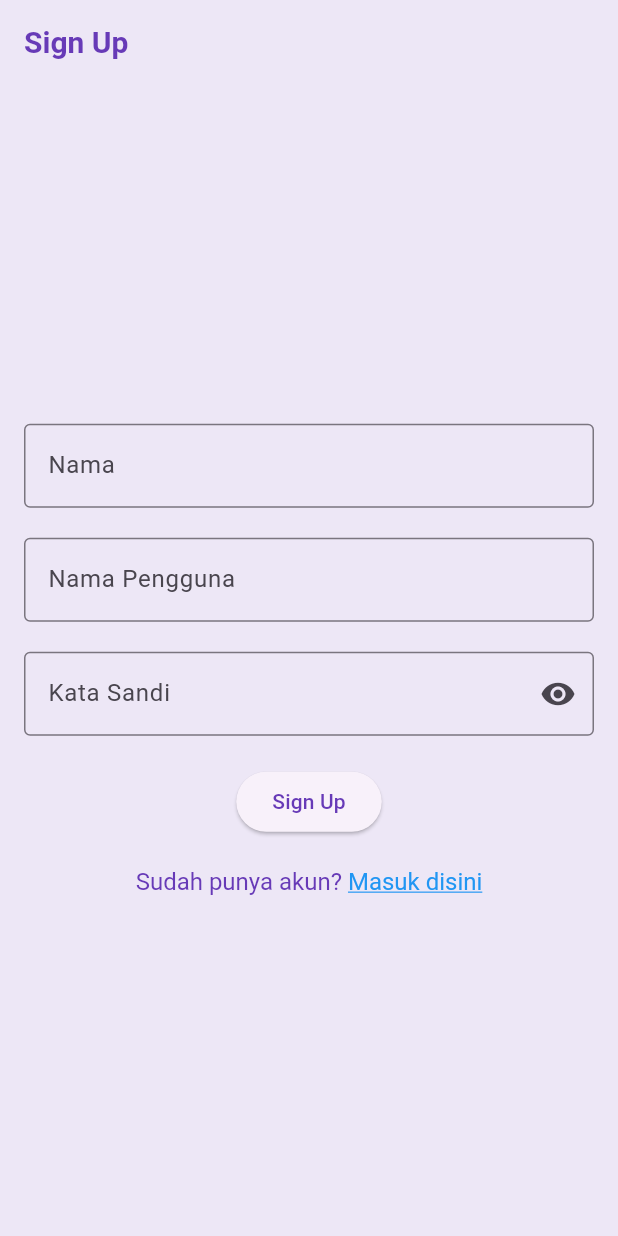
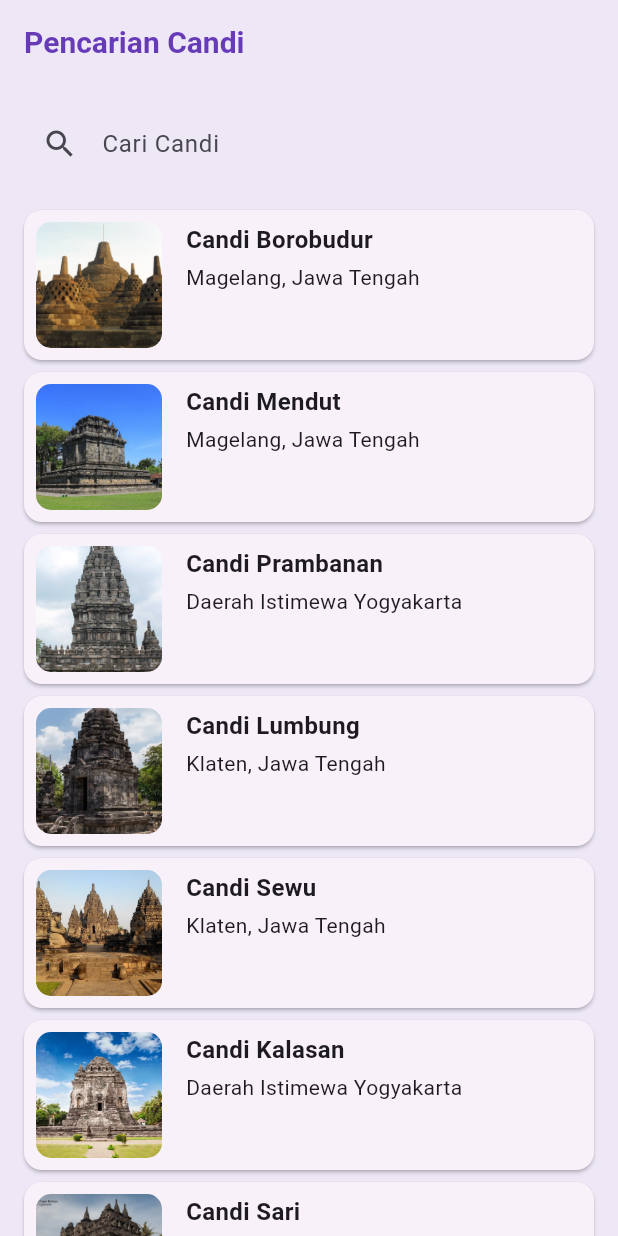
Before and after one commit to RifkiFahriansyah/11_WisataCandi_RifkiFahriansyah, a Flutter app: the screen it shows after launch, on a phone screen of 412 x 824 dp. Run offline on Flutter 3.47's test engine with Material 3 defaults, Android fonts, the phone set to English and light mode, and no system bars.

Commit message:
Search Screen

```diff
--- a/lib/data/candi_data.dart
+++ b/lib/data/candi_data.dart
@@ -1,4 +1,4 @@
-import 'package:wisata_candi_wahyu/models/candi.dart';
+import 'package:wisata_candi_fahri/models/candi.dart';
 
 var candiList = [
   Candi(
--- a/lib/main.dart
+++ b/lib/main.dart
@@ -1,9 +1,10 @@
 import 'package:flutter/material.dart';
-import 'package:wisata_candi_wahyu/data/candi_data.dart';
-import 'package:wisata_candi_wahyu/screens/detail_screen.dart';
-import 'package:wisata_candi_wahyu/screens/profile_screen.dart';
-import 'package:wisata_candi_wahyu/screens/sign_in_screen.dart';
-import 'package:wisata_candi_wahyu/screens/sign_up_screen.dart';
+import 'package:wisata_candi_fahri/data/candi_data.dart';
+import 'package:wisata_candi_fahri/screens/detail_screen.dart';
+import 'package:wisata_candi_fahri/screens/profile_screen.dart';
+import 'package:wisata_candi_fahri/screens/search_screens.dart';
+import 'package:wisata_candi_fahri/screens/sign_in_screen.dart';
+import 'package:wisata_candi_fahri/screens/sign_up_screen.dart';
 
 void main() {
   runApp(const MainApp());
@@ -35,7 +36,8 @@ class MainApp extends StatelessWidget {
       //Home : DetailScreen(candi: candiList[0]),
       //Home : const ProfileScreen(),
       // home: SignInScreen(),
-      home: SignUpScreen(),
+      // home: SignUpScreen(),
+      home: SearchScreens(),
     );
   }
 }
--- a/lib/screens/detail_screen.dart
+++ b/lib/screens/detail_screen.dart
@@ -1,7 +1,7 @@
 
 import 'package:cached_network_image/cached_network_image.dart';
 import 'package:flutter/material.dart';
-import 'package:wisata_candi_wahyu/models/candi.dart';
+import 'package:wisata_candi_fahri/models/candi.dart';
 
 class DetailScreen extends StatelessWidget {
   final Candi candi;
--- a/lib/screens/profile_screen.dart
+++ b/lib/screens/profile_screen.dart
@@ -1,5 +1,5 @@
 import 'package:flutter/material.dart';
-import 'package:wisata_candi_wahyu/widgets/profile_item_indo.dart';
+import 'package:wisata_candi_fahri/widgets/profile_item_indo.dart';
 
 class ProfileScreen extends StatefulWidget {
   const ProfileScreen({super.key});
--- /dev/null
+++ b/lib/screens/search_screens.dart
@@ -0,0 +1,106 @@
+import 'package:flutter/material.dart';
+import 'package:wisata_candi_fahri/data/candi_data.dart';
+import 'package:wisata_candi_fahri/models/candi.dart';
+
+class SearchScreens extends StatefulWidget {
+  const SearchScreens({super.key});
+
+  @override
+  State<SearchScreens> createState() => _SearchScreensState();
+}
+
+class _SearchScreensState extends State<SearchScreens> {
+  // TODO: 1. Deklarasikan variabel yg dibutuhkan
+  List<Candi> _filteredCandis = candiList;
+  String _searchQuery = '';
+  final TextEditingController _searchController = TextEditingController();
+  @override
+  Widget build(BuildContext context) {
+    return Scaffold(
+      //TODO: 2. Buat appbar dengan judul Pencarian Candi
+      appBar: AppBar(
+        title: Text('Pencarian Candi'),
+      ),
+      //TODO: 3. Buat body berupa column
+      body: Column(
+        children: [
+          //TODO: 4. Buat TextField pencarian sebagai anak dari column
+          Padding(
+            padding: const EdgeInsets.all(16),
+            child: Container(
+              decoration: BoxDecoration(
+                borderRadius: BorderRadius.circular(5),
+                color: Colors.deepPurple[50],
+              ),
+              child: const TextField(
+                  autofocus: false,
+                  //TODO: 6. Implementasi fitur pencarian
+                  decoration: InputDecoration(
+                    hintText: 'Cari Candi',
+                    prefixIcon: Icon(Icons.search),
+                    //TODO 7. Implementasi pengosongan input
+                    border: InputBorder.none,
+                    focusedBorder: OutlineInputBorder(
+                      borderSide: BorderSide(color: Colors.deepPurple),
+                    ),
+                    contentPadding:
+                        EdgeInsets.symmetric(horizontal: 16, vertical: 12),
+                  )),
+            ),
+          ),
+          //TODO: 5. Buat ListView hasil pencarian sebagai anak dari column
+          Expanded(
+            child: ListView.builder(
+              itemCount: _filteredCandis.length,
+              itemBuilder: (context, index) {
+                final candi = _filteredCandis[index];
+                //TODO: 8. Implementasi gestureDetector dan Hero animation
+                return Card(
+                  margin: EdgeInsets.symmetric(horizontal: 16, vertical: 4),
+                  child: Row(
+                    crossAxisAlignment: CrossAxisAlignment.start,
+                    children: [
+                      Container(
+                        padding: EdgeInsets.all(8),
+                        width: 100,
+                        height: 100,
+                        child: ClipRRect(
+                          borderRadius: BorderRadius.circular(10),
+                          child: Image.asset(
+                            candi.imageAsset,
+                            width: 100,
+                            height: 100,
+                            fit: BoxFit.cover,
+                          ),
+                        ),
+                      ),
+                      Padding(
+                        padding: const EdgeInsets.all(8.0),
+                        child: Column(
+                          crossAxisAlignment: CrossAxisAlignment.start,
+                          children: [
+                            Text(
+                              candi.name,
+                              style: const TextStyle(
+                                fontSize: 16,
+                                fontWeight: FontWeight.bold,
+                              ),
+                            ),
+                            SizedBox(height: 4,),
+                            Text(
+                              candi.location,
+                              ),
+                          ],
+                        ),
+                      )
+                    ],
+                  ),
+                );
+              },
+            ),
+          )
+        ],
+      ),
+    );
+  }
+}
--- a/pubspec.yaml
+++ b/pubspec.yaml
@@ -1,10 +1,10 @@
-name: wisata_candi_wahyu
+name: wisata_candi_fahri
 description: "A new Flutter project."
 publish_to: 'none'
 version: 0.1.0
 
 environment:
-  sdk: ^3.5.2
+  sdk: ^3.22.3
 
 dependencies:
   flutter:
```
Also changed, not shown: pubspec.lock, 1 other file.
